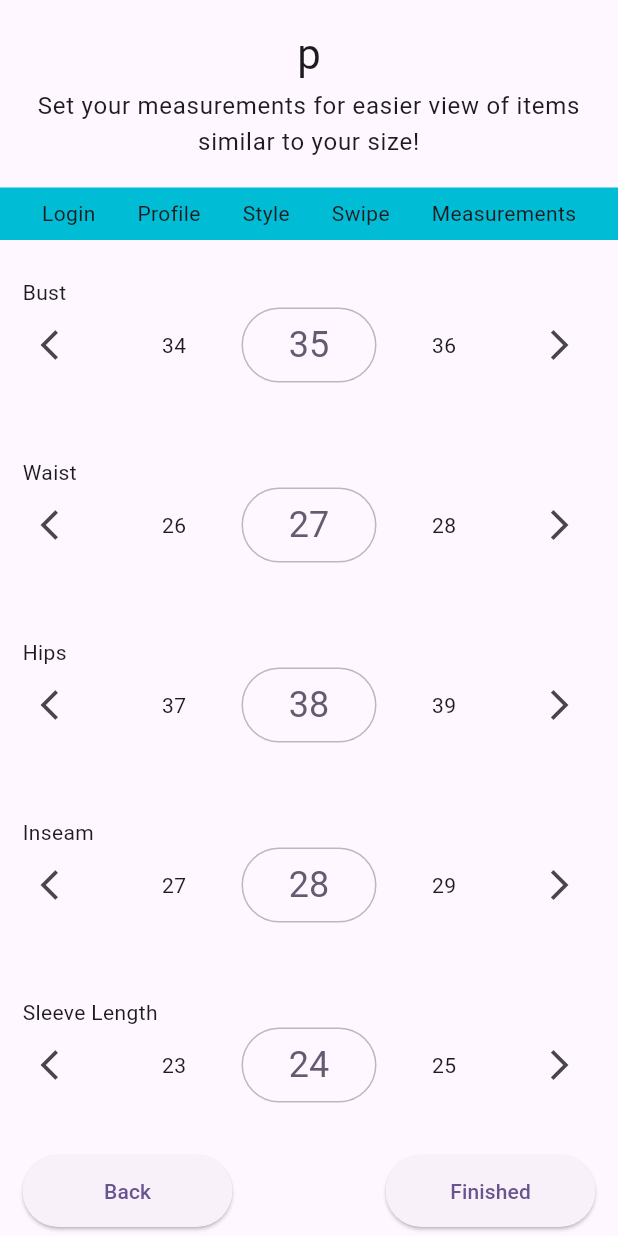
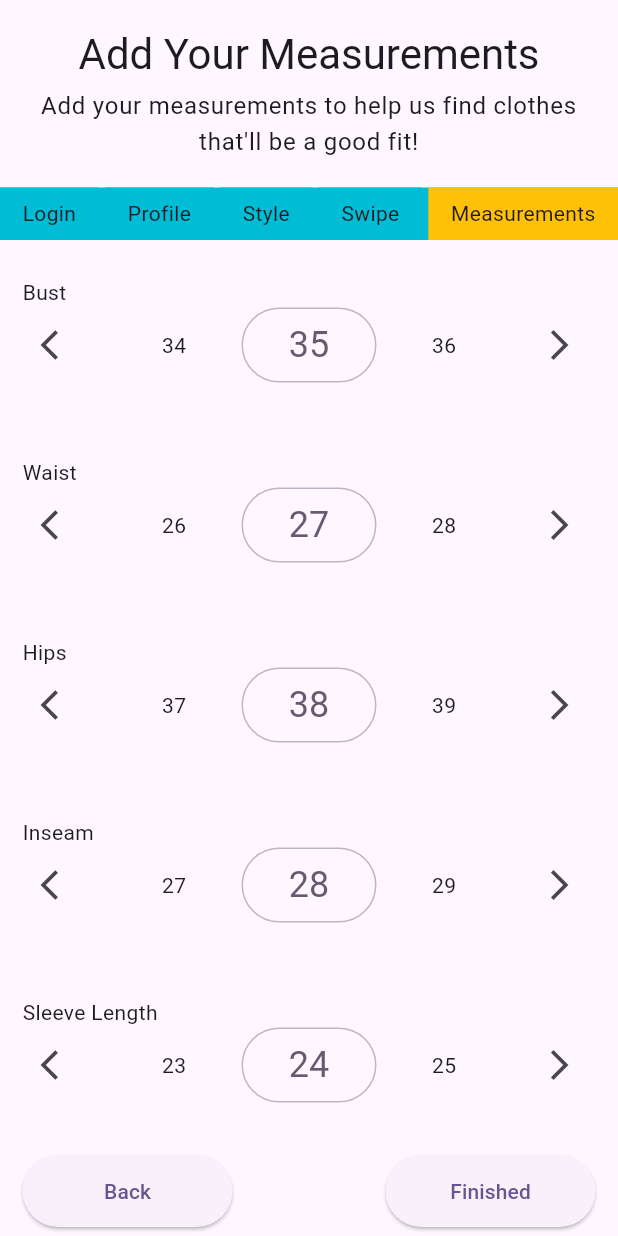
Before and after one commit to rndvouz/rndvouz_mobile_app, a Flutter app: the SignUpSize screen opened by its route, on a phone screen of 412 x 824 dp. Run offline on Flutter 3.47's test engine with Material 2 defaults, Android fonts, the phone set to English and light mode, and no system bars; drawn by our look-alikes of numberpicker.

Commit message:
made the sign up bar dynamic

```diff
--- a/app/lib/sign_up_size.dart
+++ b/app/lib/sign_up_size.dart
@@ -20,7 +20,7 @@ class SignUpSizeState extends State<SignUpSize> {
       body: SafeArea(
         child: Column(
           children: [
-            SignUpTopBar(),
+            SignUpTopBar(state: 'measurements'),
             Padding(
               padding: const EdgeInsets.only(left: 15, right: 15),
               child: Column(
--- a/app/lib/sign_up_top_bar.dart
+++ b/app/lib/sign_up_top_bar.dart
@@ -2,7 +2,9 @@ import 'package:flutter/material.dart';
 import 'dart:developer' as developer;
 
 class SignUpTopBar extends StatelessWidget {
-  SignUpTopBar({super.key});
+  final String state;
+
+  SignUpTopBar({super.key, required this.state});
 
   final individual = [
     {
@@ -38,6 +40,8 @@ class SignUpTopBar extends StatelessWidget {
 
   @override
   Widget build(BuildContext context) {
+    final field = getField();
+
     return Column(
       children: [
         Padding(
@@ -53,7 +57,7 @@ class SignUpTopBar extends StatelessWidget {
                       mainAxisAlignment: MainAxisAlignment.center,
                       children: [
                         Text(
-                          'p',
+                          field['title']!,
                           style: Theme.of(context).textTheme.headlineMedium,
                         ),
                       ],
@@ -65,7 +69,7 @@ class SignUpTopBar extends StatelessWidget {
                         Flexible(
                           child: Text(
                             textAlign: TextAlign.center,
-                            'Set your measurements for easier view of items similar to your size!',
+                            field['description']!,
                             style: Theme.of(context).textTheme.bodyLarge,
                           ),
                         ),
@@ -81,9 +85,19 @@ class SignUpTopBar extends StatelessWidget {
           color: Colors.cyan,
           height: 35,
           child: Row(
-            mainAxisAlignment: MainAxisAlignment.spaceEvenly,
+            mainAxisAlignment: MainAxisAlignment.spaceBetween,
             children: [
-              for (var label in individual) Text(label['state']!),
+              for (var label in individual)
+                Container(
+                  padding: EdgeInsets.only(left: 15, right: 15),
+                  color: label['state']!.toLowerCase() == state
+                      ? Colors.amber
+                      : Colors.cyan,
+                  child: Column(
+                    mainAxisAlignment: MainAxisAlignment.center,
+                    children: [Text(label['state']!)],
+                  ),
+                ),
             ],
           ),
         ),
@@ -91,8 +105,20 @@ class SignUpTopBar extends StatelessWidget {
     );
   }
 
-  // Map<String, String> getField(){
-
-  //   switch
-  // }
+  Map<String, String> getField() {
+    switch (state) {
+      case 'login':
+        return individual[0];
+      case 'profile':
+        return individual[1];
+      case 'style':
+        return individual[2];
+      case 'swipe':
+        return individual[3];
+      case 'measurements':
+        return individual[4];
+      default:
+        throw Exception('Invalid state for SignUpTopBar, check parameter.');
+    }
+  }
 }
```
